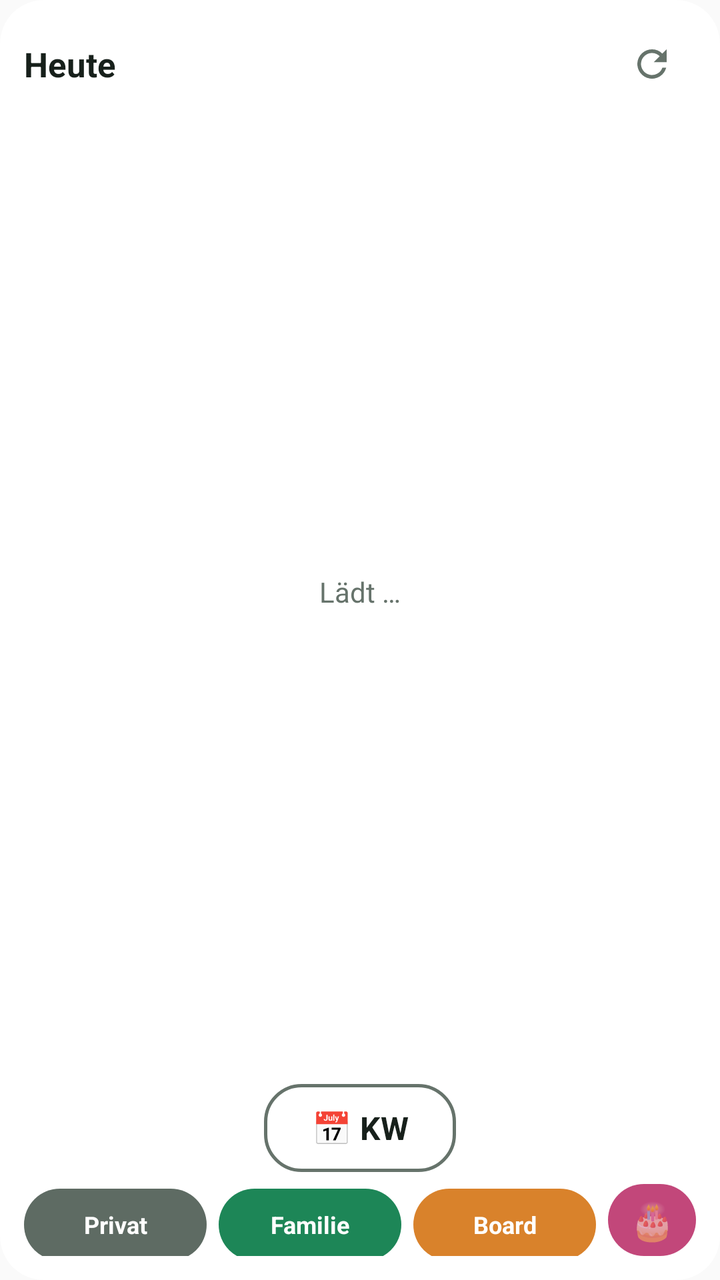
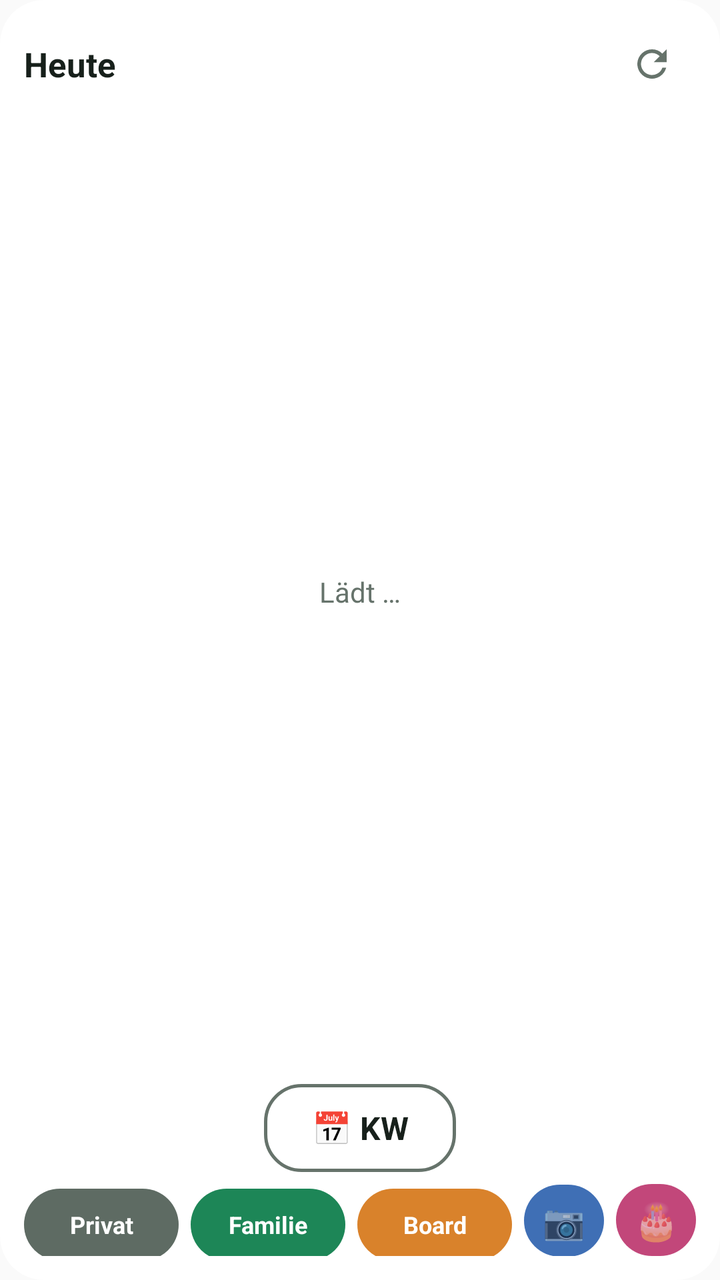

Two renders of the same Android screen: before a commit and after it. Below are the layout's source before the change and the commit's diff.
<!-- AndroidManifest.xml: application theme AppTheme -->
<!-- res/layout/widget.xml -->
<?xml version="1.0" encoding="utf-8"?>
<LinearLayout xmlns:android="http://schemas.android.com/apk/res/android"
    android:id="@+id/root"
    android:layout_width="match_parent"
    android:layout_height="match_parent"
    android:orientation="vertical"
    android:background="@drawable/bg"
    android:padding="12dp">

    <LinearLayout
        android:id="@+id/head"
        android:layout_width="match_parent"
        android:layout_height="wrap_content"
        android:gravity="center_vertical"
        android:orientation="horizontal">

        <TextView
            android:layout_width="wrap_content"
            android:layout_height="wrap_content"
            android:text="Heute"
            android:textColor="@color/fg"
            android:textSize="17sp"
            android:textStyle="bold" />

        <TextView
            android:id="@+id/date"
            android:layout_width="0dp"
            android:layout_height="wrap_content"
            android:layout_weight="1"
            android:paddingStart="8dp"
            android:textColor="@color/muted"
            android:textSize="14sp" />

        <LinearLayout
            android:id="@+id/bdnav"
            android:layout_width="wrap_content"
            android:layout_height="wrap_content"
            android:gravity="center_vertical"
            android:orientation="horizontal"
            android:visibility="gone">

            <TextView
                android:id="@+id/bdprev"
                android:layout_width="36dp"
                android:layout_height="36dp"
                android:gravity="center"
                android:text="‹"
                android:textColor="@color/fg"
                android:textSize="24sp"
                android:textStyle="bold" />

            <TextView
                android:id="@+id/bdpage"
                android:layout_width="wrap_content"
                android:layout_height="wrap_content"
                android:textColor="@color/fg"
                android:textSize="13sp" />

            <TextView
                android:id="@+id/bdnext"
                android:layout_width="36dp"
                android:layout_height="36dp"
                android:gravity="center"
                android:text="›"
                android:textColor="@color/fg"
                android:textSize="24sp"
                android:textStyle="bold" />
        </LinearLayout>

        <TextView
            android:id="@+id/stamp"
            android:layout_width="wrap_content"
            android:layout_height="wrap_content"
            android:textColor="@color/muted"
            android:textSize="11sp" />

        <ImageButton
            android:id="@+id/refresh"
            android:layout_width="44dp"
            android:layout_height="40dp"
            android:background="@android:color/transparent"
            android:contentDescription="Aktualisieren"
            android:src="@drawable/ic_refresh" />
    </LinearLayout>

    <FrameLayout
        android:layout_width="match_parent"
        android:layout_height="0dp"
        android:layout_weight="1"
        android:layout_marginTop="4dp">

        <ListView
            android:id="@+id/list"
            android:layout_width="match_parent"
            android:layout_height="match_parent"
            android:divider="@null"
            android:dividerHeight="0dp" />

        <TextView
            android:id="@+id/empty"
            android:layout_width="match_parent"
            android:layout_height="match_parent"
            android:gravity="center"
            android:text="Lädt …"
            android:textColor="@color/muted"
            android:textSize="14sp" />
    </FrameLayout>

    
    <LinearLayout
        android:id="@+id/weekbar"
        android:layout_width="match_parent"
        android:layout_height="wrap_content"
        android:layout_marginTop="6dp"
        android:gravity="center"
        android:orientation="horizontal">

        <TextView
            android:id="@+id/weekprev"
            android:layout_width="56dp"
            android:layout_height="44dp"
            android:background="@drawable/btn_arrow"
            android:gravity="center"
            android:includeFontPadding="false"
            android:text="◀"
            android:textColor="#FFFFFF"
            android:textSize="20sp"
            android:visibility="invisible" />

        
        <LinearLayout
            android:layout_width="wrap_content"
            android:layout_height="wrap_content"
            android:layout_marginStart="18dp"
            android:layout_marginEnd="18dp"
            android:gravity="center_horizontal"
            android:orientation="vertical">

            <TextView
                android:id="@+id/weekyear"
                android:layout_width="wrap_content"
                android:layout_height="wrap_content"
                android:textColor="@color/fg"
                android:textSize="13sp"
                android:textStyle="bold"
                android:visibility="gone" />

            <TextView
                android:id="@+id/weeklabel"
                android:layout_width="96dp"
                android:layout_height="44dp"
                android:background="@drawable/bar_off"
                android:gravity="center"
                android:maxLines="1"
                android:text="📅 KW"
                android:textColor="@color/fg"
                android:textSize="16sp"
                android:textStyle="bold" />
        </LinearLayout>

        <TextView
            android:id="@+id/weeknext"
            android:layout_width="56dp"
            android:layout_height="44dp"
            android:background="@drawable/btn_arrow"
            android:gravity="center"
            android:includeFontPadding="false"
            android:text="▶"
            android:textColor="#FFFFFF"
            android:textSize="20sp"
            android:visibility="invisible" />
    </LinearLayout>

    
    <LinearLayout
        android:id="@+id/quick"
        android:layout_width="match_parent"
        android:layout_height="wrap_content"
        android:layout_marginTop="6dp"
        android:orientation="horizontal">

        <TextView
            android:id="@+id/q_private"
            android:layout_width="0dp"
            android:layout_height="36dp"
            android:layout_weight="1"
            android:layout_marginStart="0dp"
            android:background="@drawable/btn_private"
            android:gravity="center"
            android:text="Privat"
            android:maxLines="1"
            android:textColor="#FFFFFF"
            android:textSize="12sp"
            android:textStyle="bold" />

        <TextView
            android:id="@+id/q_family"
            android:layout_width="0dp"
            android:layout_height="36dp"
            android:layout_weight="1"
            android:layout_marginStart="6dp"
            android:background="@drawable/btn_family"
            android:gravity="center"
            android:text="Familie"
            android:maxLines="1"
            android:textColor="#FFFFFF"
            android:textSize="12sp"
            android:textStyle="bold" />

        <TextView
            android:id="@+id/q_board"
            android:layout_width="0dp"
            android:layout_height="36dp"
            android:layout_weight="1"
            android:layout_marginStart="6dp"
            android:background="@drawable/btn_board"
            android:gravity="center"
            android:text="Board"
            android:maxLines="1"
            android:textColor="#FFFFFF"
            android:textSize="12sp"
            android:textStyle="bold" />

        <TextView
            android:id="@+id/q_bdays"
            android:layout_width="44dp"
            android:layout_height="36dp"
            android:layout_marginStart="6dp"
            android:background="@drawable/btn_bdays"
            android:contentDescription="Geburtstage"
            android:gravity="center"
            android:text="🎂"
            android:textSize="18sp" />
    </LinearLayout>
</LinearLayout>
<!-- resources referenced by this layout -->
<resources>
  <color name="fg">#17201B</color>
  <color name="muted">#66736B</color>
  <!-- drawable bar_off (drawable) -->
  <?xml version="1.0" encoding="utf-8"?>
  <shape xmlns:android="http://schemas.android.com/apk/res/android" android:shape="rectangle">
      <solid android:color="#00000000" />
      <stroke android:width="1.5dp" android:color="@color/muted" />
      <corners android:radius="18dp" />
  </shape>
  <!-- drawable bg (drawable) -->
  <?xml version="1.0" encoding="utf-8"?>
  <shape xmlns:android="http://schemas.android.com/apk/res/android" android:shape="rectangle">
      <solid android:color="@color/bg" />
      <corners android:radius="22dp" />
  </shape>
  <!-- drawable btn_arrow (drawable) -->
  <?xml version="1.0" encoding="utf-8"?>
  <shape xmlns:android="http://schemas.android.com/apk/res/android" android:shape="rectangle">
      <solid android:color="#1D8657" />
      <corners android:radius="22dp" />
  </shape>
  <!-- drawable btn_bdays (drawable) -->
  <?xml version="1.0" encoding="utf-8"?>
  <shape xmlns:android="http://schemas.android.com/apk/res/android" android:shape="rectangle">
      <solid android:color="#C2477A" />
      <corners android:radius="18dp" />
  </shape>
  <!-- drawable btn_board (drawable) -->
  <?xml version="1.0" encoding="utf-8"?>
  <shape xmlns:android="http://schemas.android.com/apk/res/android" android:shape="rectangle">
      <solid android:color="#D9822B" />
      <corners android:radius="18dp" />
  </shape>
  <!-- drawable btn_family (drawable) -->
  <?xml version="1.0" encoding="utf-8"?>
  <shape xmlns:android="http://schemas.android.com/apk/res/android" android:shape="rectangle">
      <solid android:color="#1D8657" />
      <corners android:radius="18dp" />
  </shape>
  <!-- drawable btn_private (drawable) -->
  <?xml version="1.0" encoding="utf-8"?>
  <shape xmlns:android="http://schemas.android.com/apk/res/android" android:shape="rectangle">
      <solid android:color="#5E6B63" />
      <corners android:radius="18dp" />
  </shape>
  <!-- drawable ic_refresh (drawable) -->
  <vector xmlns:android="http://schemas.android.com/apk/res/android"
      android:width="22dp" android:height="22dp" android:viewportWidth="24" android:viewportHeight="24">
      <path android:fillColor="@color/muted"
          android:pathData="M17.65,6.35A7.96,7.96 0,0 0,12 4a8,8 0,1 0,7.75 10h-2.08A6,6 0,1 1,12 6c1.66,0 3.14,0.69 4.22,1.78L13,11h7V4l-2.35,2.35z" />
  </vector>
  <style name="AppTheme" parent="android:Theme.Material.Light.NoActionBar">
          <item name="android:colorAccent">@color/accent</item>
      </style>
  <color name="bg">#F2FFFFFF</color>
  <color name="accent">#1D8657</color>
</resources>

<!-- the commit's change to res/layout/widget.xml (unified diff, before → after) -->
@@ -222,8 +222,19 @@
             android:textStyle="bold" />
 
         <TextView
+            android:id="@+id/q_photo"
+            android:layout_width="40dp"
+            android:layout_height="36dp"
+            android:layout_marginStart="6dp"
+            android:background="@drawable/btn_photo"
+            android:contentDescription="Termin vom Foto"
+            android:gravity="center"
+            android:text="📷"
+            android:textSize="17sp" />
+
+        <TextView
             android:id="@+id/q_bdays"
-            android:layout_width="44dp"
+            android:layout_width="40dp"
             android:layout_height="36dp"
             android:layout_marginStart="6dp"
             android:background="@drawable/btn_bdays"
<!-- resource entries referenced after the edit -->
@@ -39,6 +39,12 @@
       <solid android:color="#1D8657" />
       <corners android:radius="18dp" />
   </shape>
+  <!-- drawable btn_photo (drawable) -->
+  <?xml version="1.0" encoding="utf-8"?>
+  <shape xmlns:android="http://schemas.android.com/apk/res/android" android:shape="rectangle">
+      <solid android:color="#3F6FB5" />
+      <corners android:radius="18dp" />
+  </shape>
   <!-- drawable btn_private (drawable) -->
   <?xml version="1.0" encoding="utf-8"?>
   <shape xmlns:android="http://schemas.android.com/apk/res/android" android:shape="rectangle">
